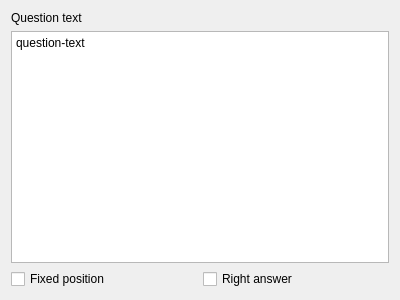
Above: qtui/ui/tabpage.ui from matcom/autoexam before the change. Below: the same form after it.
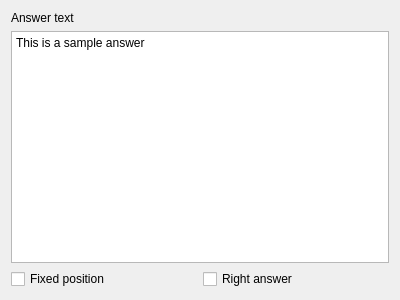
That is the form after the change.

Commit message: Change some default ui texts

The edit to the form file:
```diff
--- a/qtui/ui/tabpage.ui
+++ b/qtui/ui/tabpage.ui
@@ -17,14 +17,14 @@
    <item>
     <widget class="QLabel" name="label_2">
      <property name="text">
-      <string>Question text</string>
+      <string>Answer text</string>
      </property>
     </widget>
    </item>
    <item>
     <widget class="QPlainTextEdit" name="questionEdit">
      <property name="plainText">
-      <string>question-text</string>
+      <string>This is a sample answer</string>
      </property>
     </widget>
    </item>
```
